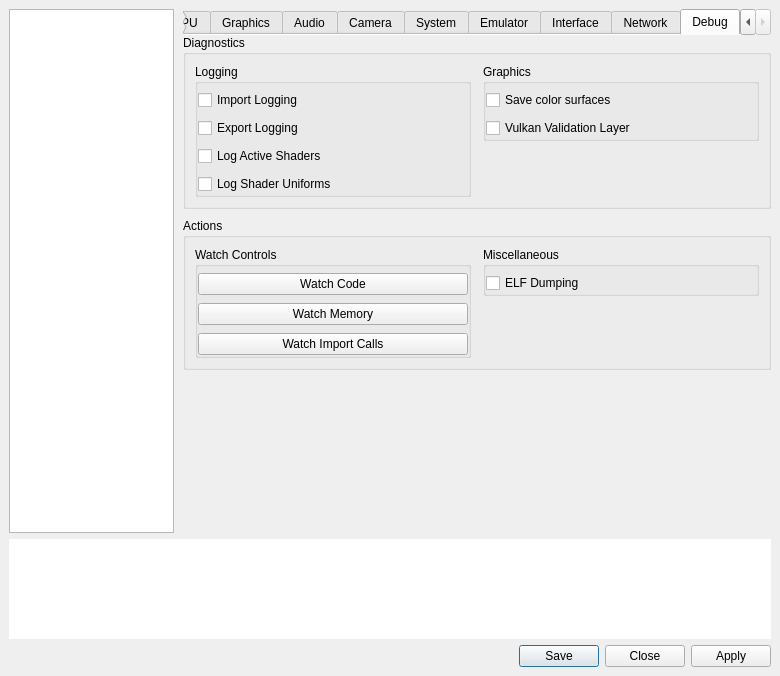
Above: vita3k/gui-qt/src/settings_dialog.ui from Vita3K/Vita3K before the change. Below: the same form after it.
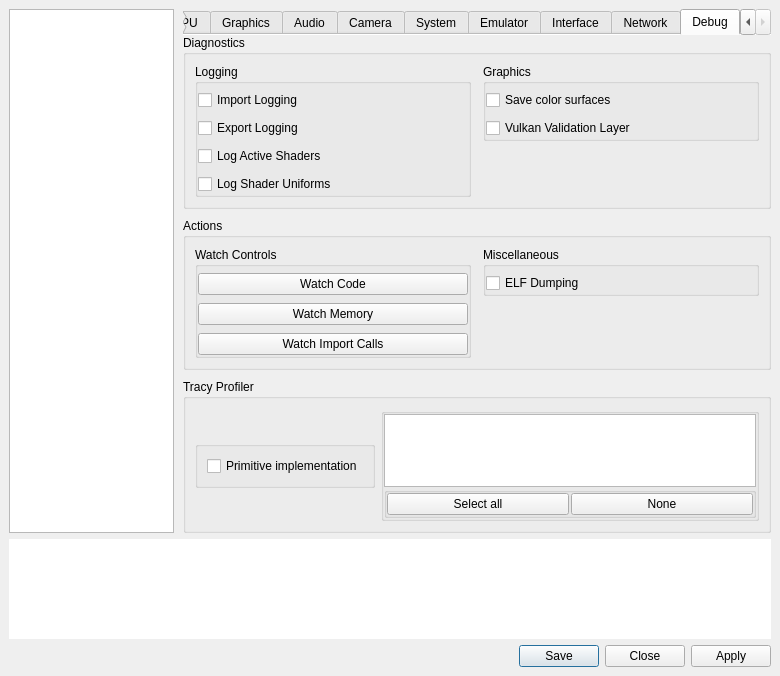
That is the form after the change.

Commit message: qt: Implement tracy UI

What changed in the file:
```diff
--- a/vita3k/gui-qt/src/settings_dialog.ui
+++ b/vita3k/gui-qt/src/settings_dialog.ui
@@ -2989,9 +2989,9 @@
             <property name="geometry">
              <rect>
               <x>0</x>
-              <y>0</y>
-              <width>586</width>
-              <height>492</height>
+              <y>-34</y>
+              <width>572</width>
+              <height>524</height>
              </rect>
             </property>
             <layout class="QVBoxLayout" name="debug_tab_content_layout">
@@ -3213,9 +3213,9 @@
               </widget>
              </item>
              <item>
-              <spacer name="debug_tab_content_spacer">
-               <property name="orientation">
-                <enum>Qt::Orientation::Vertical</enum>
+              <widget class="QGroupBox" name="gb_debug_tracy_section">
+               <property name="enabled">
+                <bool>true</bool>
                </property>
                <property name="sizeHint" stdset="0">
                 <size>
@@ -3223,7 +3223,133 @@
                  <height>40</height>
                 </size>
                </property>
-              </spacer>
+               <property name="title">
+                <string>Tracy Profiler</string>
+               </property>
+               <property name="alignment">
+                <set>Qt::AlignmentFlag::AlignLeading|Qt::AlignmentFlag::AlignLeft|Qt::AlignmentFlag::AlignTop</set>
+               </property>
+               <property name="flat">
+                <bool>false</bool>
+               </property>
+               <layout class="QHBoxLayout" name="horizontalLayout">
+                <item>
+                 <widget class="QGroupBox" name="gb_debug_tracy_options">
+                  <property name="enabled">
+                   <bool>true</bool>
+                  </property>
+                  <property name="sizePolicy">
+                   <sizepolicy hsizetype="Preferred" vsizetype="Maximum">
+                    <horstretch>0</horstretch>
+                    <verstretch>0</verstretch>
+                   </sizepolicy>
+                  </property>
+                  <property name="autoFillBackground">
+                   <bool>false</bool>
+                  </property>
+                  <property name="title">
+                   <string/>
+                  </property>
+                  <property name="alignment">
+                   <set>Qt::AlignmentFlag::AlignLeading|Qt::AlignmentFlag::AlignLeft|Qt::AlignmentFlag::AlignTop</set>
+                  </property>
+                  <property name="flat">
+                   <bool>true</bool>
+                  </property>
+                  <property name="checkable">
+                   <bool>false</bool>
+                  </property>
+                  <layout class="QVBoxLayout" name="_2">
+                   <item>
+                    <widget class="QCheckBox" name="tracy_primitive_impl">
+                     <property name="text">
+                      <string>Primitive implementation</string>
+                     </property>
+                    </widget>
+                   </item>
+                  </layout>
+                 </widget>
+                </item>
+                <item>
+                 <widget class="QGroupBox" name="gb_debug_tracy_modules">
+                  <property name="title">
+                   <string/>
+                  </property>
+                  <property name="flat">
+                   <bool>true</bool>
+                  </property>
+                  <property name="checkable">
+                   <bool>false</bool>
+                  </property>
+                  <layout class="QVBoxLayout" name="verticalLayout_2">
+                   <property name="spacing">
+                    <number>0</number>
+                   </property>
+                   <property name="leftMargin">
+                    <number>0</number>
+                   </property>
+                   <property name="topMargin">
+                    <number>0</number>
+                   </property>
+                   <property name="rightMargin">
+                    <number>0</number>
+                   </property>
+                   <property name="bottomMargin">
+                    <number>0</number>
+                   </property>
+                   <item>
+                    <widget class="QListWidget" name="tracy_modules_list">
+                     <property name="selectionMode">
+                      <enum>QAbstractItemView::SelectionMode::MultiSelection</enum>
+                     </property>
+                    </widget>
+                   </item>
+                   <item>
+                    <widget class="QGroupBox" name="gb_debug_tracy_modules_buttons">
+                     <property name="title">
+                      <string/>
+                     </property>
+                     <property name="flat">
+                      <bool>true</bool>
+                     </property>
+                     <layout class="QHBoxLayout" name="horizontalLayout_2">
+                      <property name="spacing">
+                       <number>2</number>
+                      </property>
+                      <property name="leftMargin">
+                       <number>0</number>
+                      </property>
+                      <property name="topMargin">
+                       <number>0</number>
+                      </property>
+                      <property name="rightMargin">
+                       <number>0</number>
+                      </property>
+                      <property name="bottomMargin">
+                       <number>0</number>
+                      </property>
+                      <item>
+                       <widget class="QPushButton" name="tracy_select_all">
+                        <property name="text">
+                         <string>Select all</string>
+                        </property>
+                       </widget>
+                      </item>
+                      <item>
+                       <widget class="QPushButton" name="tracy_select_none">
+                        <property name="text">
+                         <string>None</string>
+                        </property>
+                       </widget>
+                      </item>
+                     </layout>
+                    </widget>
+                   </item>
+                  </layout>
+                 </widget>
+                </item>
+               </layout>
+              </widget>
              </item>
             </layout>
            </widget>
```
Left out of the diff: 25 changed lines with no effect on the pictures. Lines whose indentation alone changed are shown as unchanged. The commit also changes 8 other files.
